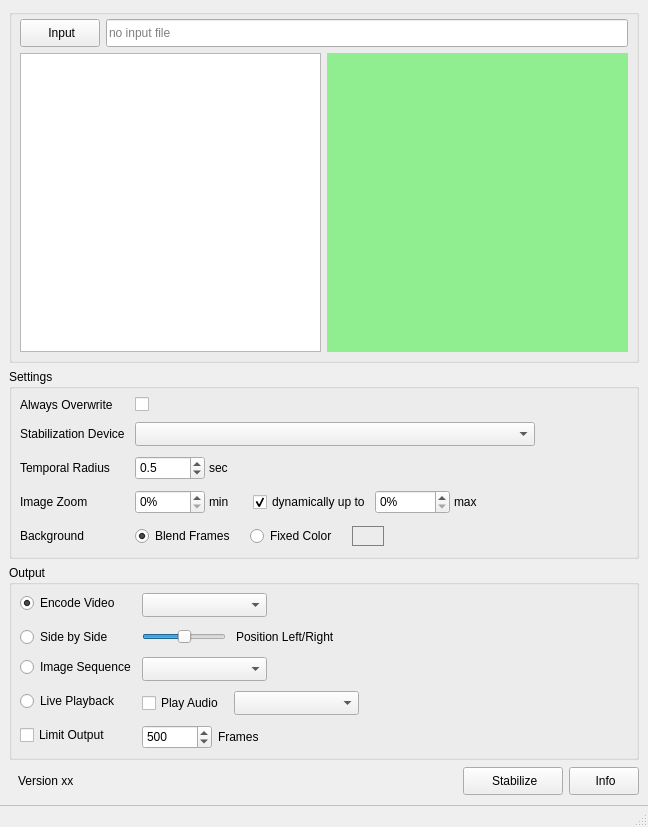
Before: the Qt Designer form cuvistaGui/cuvistaGui.ui in RainerMtb/cuvista, drawn with Qt 5.
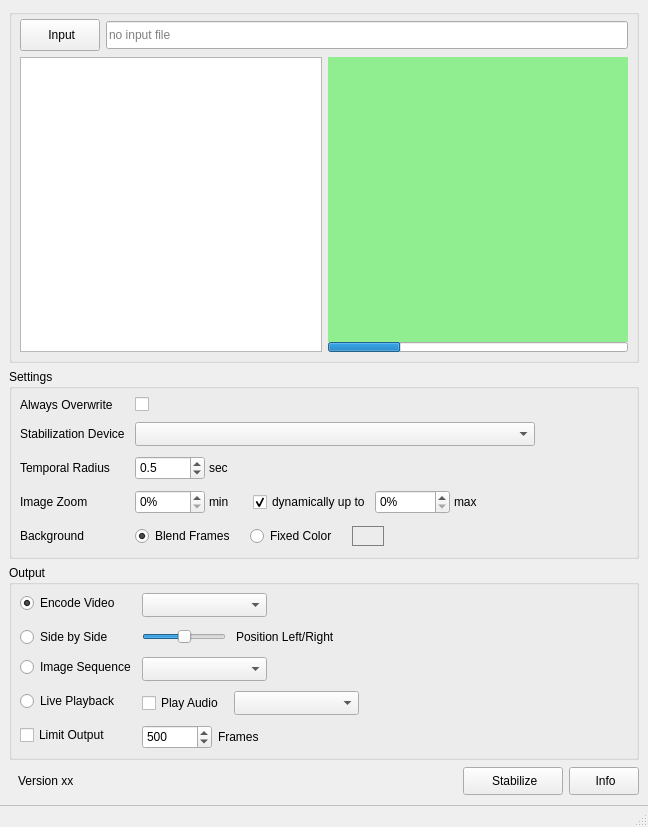
After: the same form once the commit is applied. Icons and pictures are not drawn. Custom widgets are drawn as their Qt base class.

Commit message: image sequence stuff, reinstate sampler, docs

Diff of the .ui file:
```diff
--- a/cuvistaGui/cuvistaGui.ui
+++ b/cuvistaGui/cuvistaGui.ui
@@ -70,10 +70,10 @@
              <verstretch>0</verstretch>
             </sizepolicy>
            </property>
-           <property name="maximumSize">
+           <property name="minimumSize">
             <size>
              <width>80</width>
-             <height>28</height>
+             <height>32</height>
             </size>
            </property>
            <property name="text">
@@ -152,11 +152,16 @@
           </widget>
          </item>
          <item>
+          <layout class="QVBoxLayout" name="imageVbox">
+           <property name="spacing">
+            <number>0</number>
+           </property>
+           <item>
           <widget class="ImageLabel" name="imageInput">
            <property name="sizePolicy">
             <sizepolicy hsizetype="MinimumExpanding" vsizetype="Preferred">
              <horstretch>1</horstretch>
-             <verstretch>0</verstretch>
+               <verstretch>1</verstretch>
             </sizepolicy>
            </property>
            <property name="minimumSize">
@@ -178,6 +183,30 @@
             <set>Qt::AlignmentFlag::AlignCenter</set>
            </property>
           </widget>
+           </item>
+           <item>
+            <widget class="QProgressBar" name="inputPosition">
+             <property name="minimumSize">
+              <size>
+               <width>0</width>
+               <height>10</height>
+              </size>
+             </property>
+             <property name="maximumSize">
+              <size>
+               <width>16777215</width>
+               <height>10</height>
+              </size>
+             </property>
+             <property name="value">
+              <number>24</number>
+             </property>
+             <property name="textVisible">
+              <bool>false</bool>
+             </property>
+            </widget>
+           </item>
+          </layout>
          </item>
         </layout>
        </item>
```
Left out of the diff: 2 changed lines with no effect on the pictures. Lines whose indentation alone changed are shown as unchanged. The commit also changes 25 other files.
